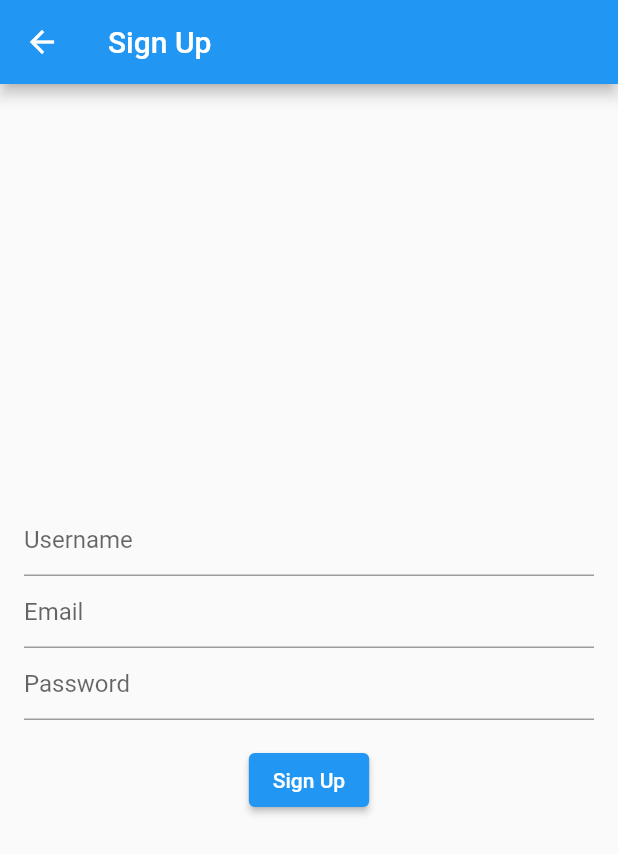
After one commit to min429/Chat, a Flutter app: the SignUpPage screen opened directly, on a phone screen of 412 x 824 dp. The commit adds this screen. Shown: the top 854 px of the screen. Run offline on Flutter 3.47's test engine with Material 2 defaults, Android fonts, the phone set to English and light mode, and no system bars; our stand-ins replace logger; network calls fail.

Commit message:
로그인, 회원가입 추가, AppConfig 생성

```diff
--- /dev/null
+++ b/chat_client/lib/config/AppConfig.dart
@@ -0,0 +1,5 @@
+class AppConfig {
+  static const String httpUrl = "http://localhost:8080/";
+  static const String webSocketUrl = "ws://localhost:8080/ws/chat";
+  static String userName = "name";
+}
--- a/chat_client/lib/dto/ChatRoom.dart
+++ b/chat_client/lib/dto/ChatRoom.dart
@@ -1,13 +1,13 @@
 class ChatRoom {
   final String roomId;
-  final String name;
+  final String roomName;
 
-  ChatRoom({required this.roomId, required this.name});
+  ChatRoom({required this.roomId, required this.roomName});
 
   factory ChatRoom.fromJson(Map<String, dynamic> json) {
     return ChatRoom(
       roomId: json['roomId'],
-      name: json['name'],
+      roomName: json['roomName'],
     );
   }
 }
--- /dev/null
+++ b/chat_client/lib/dto/User.dart
@@ -0,0 +1,15 @@
+class User {
+  final String userId;
+  final String userPwd;
+  final String userName;
+
+  User({required this.userId, required this.userPwd, required this.userName});
+
+  factory User.fromJson(Map<String, dynamic> json) {
+    return User(
+      userId: json['userId'],
+      userPwd: json['userPwd'],
+      userName: json['userName'],
+    );
+  }
+}
--- /dev/null
+++ b/chat_client/lib/page/SignUpPage.dart
@@ -0,0 +1,107 @@
+import 'package:chat_client/dto/User.dart';
+import 'package:flutter/cupertino.dart';
+import 'package:flutter/material.dart';
+import 'package:http/http.dart' as http;
+import 'dart:convert';
+
+import '../config/AppConfig.dart';
+import 'MainPage.dart';
+
+class SignUpPage extends StatefulWidget {
+  const SignUpPage({super.key});
+
+  @override
+  _SignUpPageState createState() => _SignUpPageState();
+}
+
+class _SignUpPageState extends State<SignUpPage> {
+  TextEditingController usernameController = TextEditingController();
+  TextEditingController emailController = TextEditingController();
+  TextEditingController passwordController = TextEditingController();
+
+  bool isLoading = false; // 로딩 상태
+
+  Future<String?> _signUp() async {
+    var user = User(
+      userId: emailController.text,
+      userPwd: passwordController.text,
+      userName: usernameController.text,
+    );
+
+    final response = await http.post(
+      Uri.parse('http://localhost:8080/ws/user'),
+      headers: {'Content-Type': 'application/json'},
+      body: jsonEncode(user),
+    );
+
+    if (response.statusCode == 200) {
+      AppConfig.userName = user.userId;
+      return 'success';
+    } else {
+      return 'fail';
+    }
+  }
+
+  @override
+  Widget build(BuildContext context) {
+    return Scaffold(
+      appBar: AppBar(
+        title: Text('Sign Up'),
+      ),
+      body: Padding(
+        padding: EdgeInsets.all(16.0),
+        child: Column(
+          mainAxisAlignment: MainAxisAlignment.center,
+          children: <Widget>[
+            TextField(
+              controller: usernameController,
+              decoration: InputDecoration(hintText: 'Username'),
+            ),
+            TextField(
+              controller: emailController,
+              decoration: InputDecoration(hintText: 'Email'),
+            ),
+            TextField(
+              controller: passwordController,
+              decoration: InputDecoration(hintText: 'Password'),
+              obscureText: true,
+            ),
+            SizedBox(height: 16),
+            ElevatedButton(
+              onPressed: isLoading
+                  ? null // isLoading이 true일 때 버튼 비활성화
+                  : () async { // isLoading이 false일 때 버튼 클릭 이벤트를 처리
+                setState(() {
+                  isLoading = true; // 로딩 상태 시작
+                });
+                String? result = await _signUp(); // 회원 가입 요청
+                if (!mounted) return; // 현재 위젯이 마운트 상태가 아니면 함수 종료
+                setState(() {
+                  isLoading = false; // 로딩 상태 종료
+                });
+                if (result == 'success') {
+                  // 회원가입이 성공했을 때 메세지 표시, 메인 페이지로 이동
+                  ScaffoldMessenger.of(context).showSnackBar(
+                    SnackBar(content: Text('회원가입 성공')),
+                  );
+                  Navigator.pushReplacement(
+                    context,
+                    MaterialPageRoute(builder: (context) => MainPage()),
+                  );
+                } else {
+                  // 회원가입이 실패했을 때 메세지 표시
+                  ScaffoldMessenger.of(context).showSnackBar(
+                    SnackBar(content: Text('회원가입 실패')),
+                  );
+                }
+              },
+              child: isLoading
+                  ? CircularProgressIndicator(color: Colors.white) // 로딩 중일 때 표시될 위젯
+                  : Text('Sign Up'), // 로딩 중이 아닐 때 표시될 위젯
+            )
+          ],
+        ),
+      ),
+    );
+  }
+}
```
Also changed, not shown: chat_client/lib/page/ChatPage.dart (+7 -10 lines), chat_client/lib/page/LoginPage.dart (added, +60 -0 lines), chat_client/lib/page/MainPage.dart (+9 -19 lines), 7 other files.
